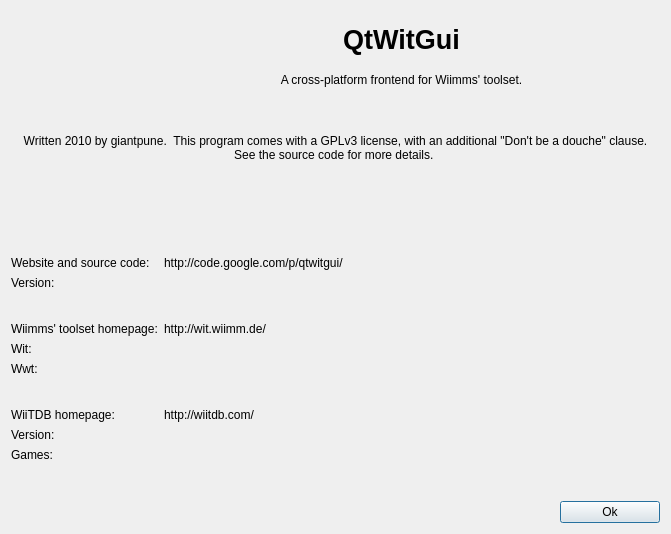
Qt form aboutdialog.ui (giantpune/qtwitgui) before a commit.
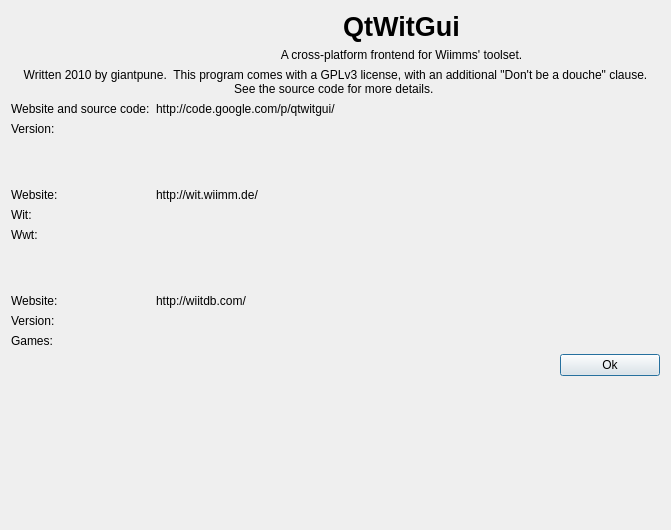
The same form after that commit. Icons and pictures are not drawn.

Commit message: * withandler :  fix bug where after a failed operation, the program would act like wit was still running * gamewindow: down allow saving to paths starting with "/dev/sr"  these are probably DVD-r and are read only * partitionWindow: allow sorting columns.  it is purely alphabetical, so numeric columns may not sort correctly.  this probably wont be seen, as all games' sizes should be displayed as 3 digits * resources:  add logo from Wiimms' site, WiiTDB, icons for Root & settings

```diff
--- a/aboutdialog.ui
+++ b/aboutdialog.ui
@@ -7,20 +7,23 @@
     <x>0</x>
     <y>0</y>
     <width>671</width>
-    <height>534</height>
+    <height>530</height>
    </rect>
   </property>
   <property name="minimumSize">
    <size>
     <width>671</width>
-    <height>427</height>
+    <height>530</height>
    </size>
   </property>
   <property name="windowTitle">
    <string>About</string>
   </property>
-  <layout class="QVBoxLayout" name="verticalLayout_3">
-   <item>
+  <layout class="QFormLayout" name="formLayout">
+   <property name="fieldGrowthPolicy">
+    <enum>QFormLayout::AllNonFixedFieldsGrow</enum>
+   </property>
+   <item row="0" column="0" colspan="2">
     <layout class="QVBoxLayout" name="verticalLayout_2">
      <item>
       <layout class="QHBoxLayout" name="horizontalLayout">
@@ -94,16 +97,14 @@
      </item>
     </layout>
    </item>
-   <item>
-    <layout class="QFormLayout" name="formLayout">
-     <item row="0" column="0">
+   <item row="1" column="0">
       <widget class="QLabel" name="label_qtwitgui_website_lable">
        <property name="text">
         <string>Website and source code:</string>
        </property>
       </widget>
      </item>
-     <item row="0" column="1">
+   <item row="1" column="1">
       <widget class="QLabel" name="label_qtwitgui_url">
        <property name="text">
         <string notr="true">http://code.google.com/p/qtwitgui/</string>
@@ -119,14 +120,14 @@
        </property>
       </widget>
      </item>
-     <item row="1" column="0">
+   <item row="2" column="0">
       <widget class="QLabel" name="label_qtwitgui_version_label">
        <property name="text">
         <string>Version:</string>
        </property>
       </widget>
      </item>
-     <item row="1" column="1">
+   <item row="2" column="1">
       <widget class="QLabel" name="label_qtwitgui_version">
        <property name="text">
         <string/>
@@ -134,124 +135,151 @@
       </widget>
      </item>
      <item row="3" column="0">
+    <spacer name="verticalSpacer">
+     <property name="orientation">
+      <enum>Qt::Vertical</enum>
+     </property>
+     <property name="sizeType">
+      <enum>QSizePolicy::Fixed</enum>
+     </property>
+     <property name="sizeHint" stdset="0">
+      <size>
+       <width>20</width>
+       <height>20</height>
+      </size>
+     </property>
+    </spacer>
+   </item>
+   <item row="4" column="1">
       <widget class="QLabel" name="label_wiimms_url_label">
        <property name="text">
-        <string>Wiimms' toolset homepage:</string>
-       </property>
-      </widget>
-     </item>
-     <item row="3" column="1">
+      <string/>
+     </property>
+     <property name="pixmap">
+      <pixmap resource="resources.qrc">:/images/wiimmsIcon.png</pixmap>
+     </property>
+    </widget>
+   </item>
+   <item row="5" column="0">
+    <widget class="QLabel" name="label_wimms_homepage_lbl">
+     <property name="text">
+      <string>Website:</string>
+     </property>
+    </widget>
+   </item>
+   <item row="5" column="1">
       <widget class="QLabel" name="label_wiimms_url">
        <property name="text">
         <string>http://wit.wiimm.de/</string>
        </property>
       </widget>
      </item>
-     <item row="4" column="0">
+   <item row="6" column="0">
       <widget class="QLabel" name="label_wit_label">
        <property name="text">
         <string>Wit:</string>
        </property>
       </widget>
      </item>
-     <item row="4" column="1">
+   <item row="6" column="1">
       <widget class="QLabel" name="label_wit_text">
        <property name="text">
         <string/>
        </property>
       </widget>
      </item>
-     <item row="5" column="0">
+   <item row="7" column="0">
       <widget class="QLabel" name="label_wwt">
        <property name="text">
         <string>Wwt:</string>
        </property>
       </widget>
      </item>
-     <item row="5" column="1">
+   <item row="7" column="1">
       <widget class="QLabel" name="label_wwt_text">
        <property name="text">
         <string/>
        </property>
       </widget>
      </item>
-     <item row="7" column="0">
+   <item row="8" column="0">
+    <spacer name="verticalSpacer_2">
+     <property name="orientation">
+      <enum>Qt::Vertical</enum>
+     </property>
+     <property name="sizeType">
+      <enum>QSizePolicy::Fixed</enum>
+     </property>
+     <property name="sizeHint" stdset="0">
+      <size>
+       <width>20</width>
+       <height>20</height>
+      </size>
+     </property>
+    </spacer>
+   </item>
+   <item row="9" column="1">
       <widget class="QLabel" name="label_wiitdb">
+     <property name="maximumSize">
+      <size>
+       <width>122</width>
+       <height>28</height>
+      </size>
+     </property>
        <property name="text">
-        <string>WiiTDB homepage:</string>
-       </property>
-      </widget>
-     </item>
-     <item row="7" column="1">
+      <string/>
+     </property>
+     <property name="pixmap">
+      <pixmap resource="resources.qrc">:/images/wiitdbIcon.png</pixmap>
+     </property>
+     <property name="scaledContents">
+      <bool>true</bool>
+     </property>
+    </widget>
+   </item>
+   <item row="10" column="0">
+    <widget class="QLabel" name="label_wiitdb_homepage_lbl">
+     <property name="text">
+      <string>Website:</string>
+     </property>
+    </widget>
+   </item>
+   <item row="10" column="1">
       <widget class="QLabel" name="label_wiitdb_url">
        <property name="text">
         <string>http://wiitdb.com/</string>
        </property>
       </widget>
      </item>
-     <item row="8" column="0">
+   <item row="11" column="0">
       <widget class="QLabel" name="label_wiitdb_v_label">
        <property name="text">
         <string>Version:</string>
        </property>
       </widget>
      </item>
-     <item row="8" column="1">
+   <item row="11" column="1">
       <widget class="QLabel" name="label_wiitdb_v_text">
        <property name="text">
         <string/>
        </property>
       </widget>
      </item>
-     <item row="9" column="0">
+   <item row="12" column="0">
       <widget class="QLabel" name="label_wiitdb_games_label">
        <property name="text">
         <string>Games:</string>
        </property>
       </widget>
      </item>
-     <item row="9" column="1">
+   <item row="12" column="1">
       <widget class="QLabel" name="label_wiitdb_games_text">
        <property name="text">
         <string/>
        </property>
       </widget>
      </item>
-     <item row="2" column="0">
-      <spacer name="verticalSpacer">
-       <property name="orientation">
-        <enum>Qt::Vertical</enum>
-       </property>
-       <property name="sizeType">
-        <enum>QSizePolicy::Fixed</enum>
-       </property>
-       <property name="sizeHint" stdset="0">
-        <size>
-         <width>20</width>
-         <height>20</height>
-        </size>
-       </property>
-      </spacer>
-     </item>
-     <item row="6" column="0">
-      <spacer name="verticalSpacer_2">
-       <property name="orientation">
-        <enum>Qt::Vertical</enum>
-       </property>
-       <property name="sizeType">
-        <enum>QSizePolicy::Fixed</enum>
-       </property>
-       <property name="sizeHint" stdset="0">
-        <size>
-         <width>20</width>
-         <height>20</height>
-        </size>
-       </property>
-      </spacer>
-     </item>
-    </layout>
-   </item>
-   <item>
+   <item row="13" column="0" colspan="2">
     <layout class="QHBoxLayout" name="horizontalLayout_2">
      <item>
       <spacer name="horizontalSpacer">
```
Lines whose indentation alone changed are shown as unchanged. The commit also changes 10 other files.
